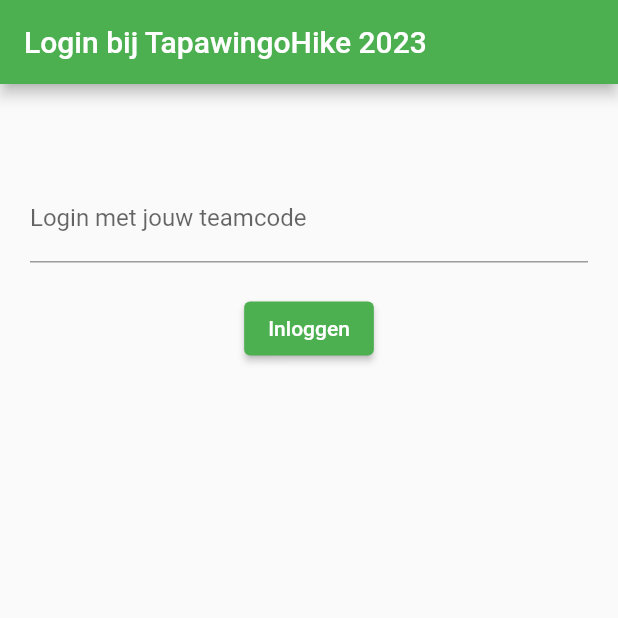
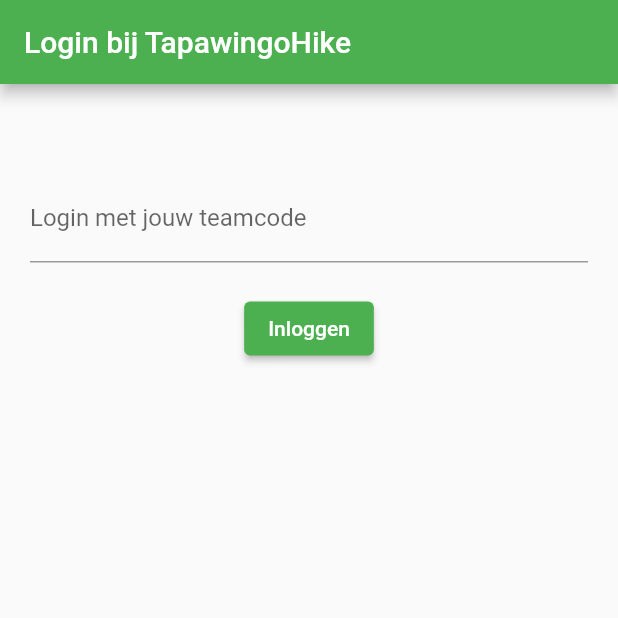
Before and after one commit to fleurieus/tapawingohike_app, a Flutter app: the screen it shows after launch, on a phone screen of 412 x 824 dp, the top half of it. Run offline on Flutter 3.47's test engine with Material 2 defaults, Android fonts, the phone set to English and light mode, and no system bars; our stand-ins replace flutter_local_notifications, flutter_map, geolocator, just_audio, latlong2, photo_view and 2 more; missing offline and left inert: flutter_map_location_marker, web_socket_client, workmanager; statements that could not run were skipped.

Commit message:
Latest updates for new android and removed year from title

```diff
--- a/tapa_hike/lib/pages/hike.dart
+++ b/tapa_hike/lib/pages/hike.dart
@@ -262,7 +262,7 @@
     return Scaffold(
       backgroundColor: Colors.black,
       appBar: AppBar(
-        title: const Text("TapawingoHike 2023"),
+        title: const Text("TapawingoHike"),
         actions: <Widget>[
           if (showUndo)
             IconButton(
--- a/tapa_hike/lib/pages/home.dart
+++ b/tapa_hike/lib/pages/home.dart
@@ -156,7 +156,7 @@
 
     return Scaffold(
       appBar: AppBar(
-        title: const Text('Login bij TapawingoHike 2023'),
+        title: const Text('Login bij TapawingoHike'),
       ),
       body: Padding(
         padding: const EdgeInsets.symmetric(horizontal: 20, vertical: 60),
--- a/tapa_hike/pubspec.yaml
+++ b/tapa_hike/pubspec.yaml
@@ -16,7 +16,7 @@
 # https://developer.apple.com/library/archive/documentation/General/Reference/InfoPlistKeyReference/Articles/CoreFoundationKeys.html
 # In Windows, build-name is used as the major, minor, and patch parts
 # of the product and file versions while build-number is used as the build suffix.
-version: 1.0.0+4
+version: 1.0.0+6
 
 environment:
   sdk: '>=3.0.6 <4.0.0'
```
Also changed, not shown: tapa_hike/pubspec.lock.
